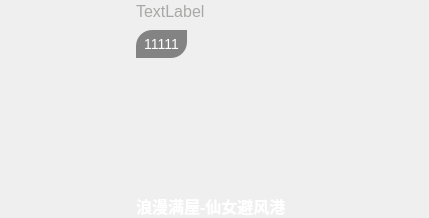
Qt form UI/ChatInviteItem.ui (zhaopan06/AudioTool) before a commit.
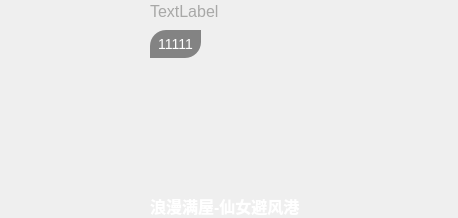
The same form after that commit. Icons and pictures are not drawn. Custom widgets are drawn as their Qt base class.

```diff
--- a/UI/ChatInviteItem.ui
+++ b/UI/ChatInviteItem.ui
@@ -6,7 +6,7 @@
    <rect>
     <x>0</x>
     <y>0</y>
-    <width>429</width>
+    <width>458</width>
     <height>218</height>
    </rect>
   </property>
@@ -30,13 +30,13 @@
     <number>12</number>
    </property>
    <property name="leftMargin">
-    <number>0</number>
+    <number>16</number>
    </property>
    <property name="topMargin">
     <number>0</number>
    </property>
    <property name="rightMargin">
-    <number>0</number>
+    <number>16</number>
    </property>
    <property name="bottomMargin">
     <number>0</number>
```
Left out of the diff: 3 changed lines with no effect on the pictures.
